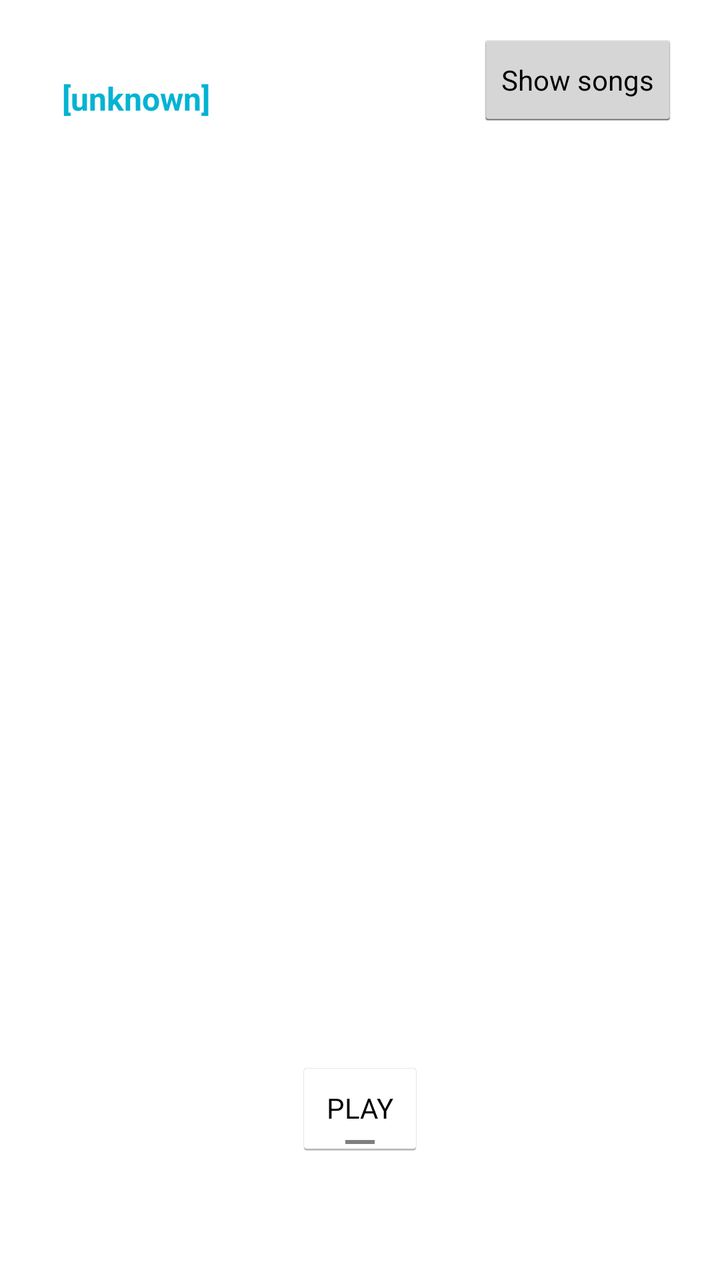
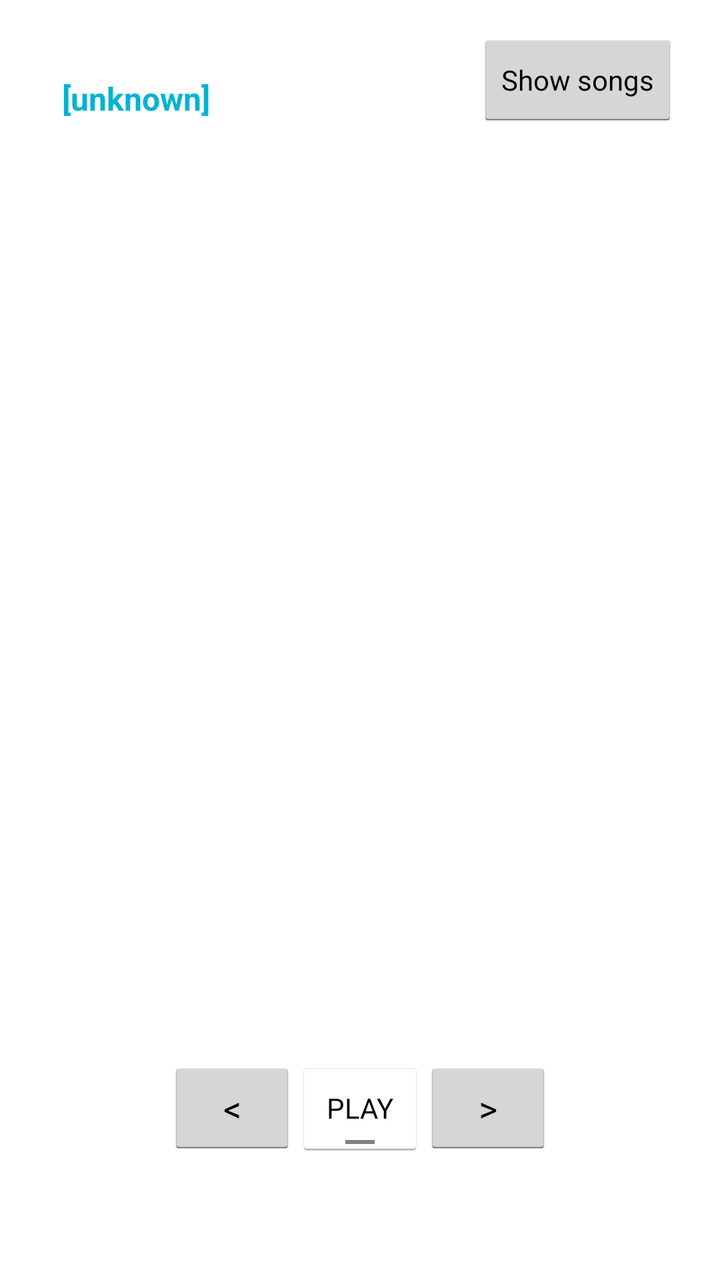

An Android layout rendered at two revisions. The XML below is the earlier revision; the diff shows what the commit changed to produce the second picture.
<!-- AndroidManifest.xml: application theme AppTheme -->
<!-- res/layout/fragment_main.xml -->
<RelativeLayout xmlns:android="http://schemas.android.com/apk/res/android"
    xmlns:tools="http://schemas.android.com/tools"
    android:layout_width="match_parent"
    android:layout_height="match_parent"
    android:paddingBottom="@dimen/activity_vertical_margin"
    android:paddingLeft="@dimen/activity_horizontal_margin"
    android:paddingRight="@dimen/activity_horizontal_margin"
    android:paddingTop="@dimen/activity_vertical_margin"
    tools:context="com.cep.mp3player.MainActivity$PlaceholderFragment" >

    
    <LinearLayout
        android:id="@+id/player_header_bg"
        android:layout_width="fill_parent"
        android:layout_height="60dip"
        android:layout_alignParentTop="true"
        android:paddingLeft="5dp"
        android:paddingRight="5dp">
 
        
        <TextView
            android:id="@+id/songTitle"
            android:layout_width="0dip"
            android:layout_height="wrap_content"
            android:layout_weight="1"
            android:textColor="#04b3d2"
            android:textSize="16sp"
            android:paddingLeft="10dp"
            android:textStyle="bold"
            android:text="[unknown]"
            android:layout_marginTop="10dp"/>
	    
        
    	<Button
        	android:id="@+id/show_songs_button"
        	style="?android:attr/buttonStyleSmall"
        	android:layout_width="wrap_content"
        	android:layout_height="wrap_content"
        	android:onClick="onShowSongsClicked"
        	android:text="Show songs" />

    </LinearLayout>
    
    
    <LinearLayout
        android:id="@+id/player_footer_bg"
        android:layout_width="fill_parent"
        android:layout_height="140dp"
        android:layout_alignParentBottom="true"
        android:gravity="center" >

        <ToggleButton
            android:id="@+id/toggle_play_pause"
            android:layout_width="wrap_content"
            android:layout_height="wrap_content"
            android:onClick="onPlayClicked"
            android:textOff="PLAY"
            android:textOn="PAUSE" />

    </LinearLayout>    

</RelativeLayout>
<!-- resources referenced by this layout -->
<resources>
  <dimen name="activity_horizontal_margin">16dp</dimen>
  <dimen name="activity_vertical_margin">16dp</dimen>
  <style name="AppTheme" parent="AppBaseTheme">
          
      </style>
  <style name="AppBaseTheme" parent="android:Theme.Light">
          
      </style>
</resources>

<!-- the commit's change to res/layout/fragment_main.xml (unified diff, before → after) -->
@@ -49,6 +49,13 @@
         android:layout_alignParentBottom="true"
         android:gravity="center" >
 
+        <Button
+            android:id="@+id/button_prev"
+            android:layout_width="wrap_content"
+            android:layout_height="wrap_content"
+            android:onClick="onPrevClicked"
+            android:text="&lt;" />
+        
         <ToggleButton
             android:id="@+id/toggle_play_pause"
             android:layout_width="wrap_content"
@@ -56,7 +63,14 @@
             android:onClick="onPlayClicked"
             android:textOff="PLAY"
             android:textOn="PAUSE" />
+        
+         <Button
+            android:id="@+id/button_next"
+            android:layout_width="wrap_content"
+            android:layout_height="wrap_content"
+            android:onClick="onNextClicked"
+            android:text=">" />       
 
-    </LinearLayout>    
+    </LinearLayout>
 
 </RelativeLayout>
